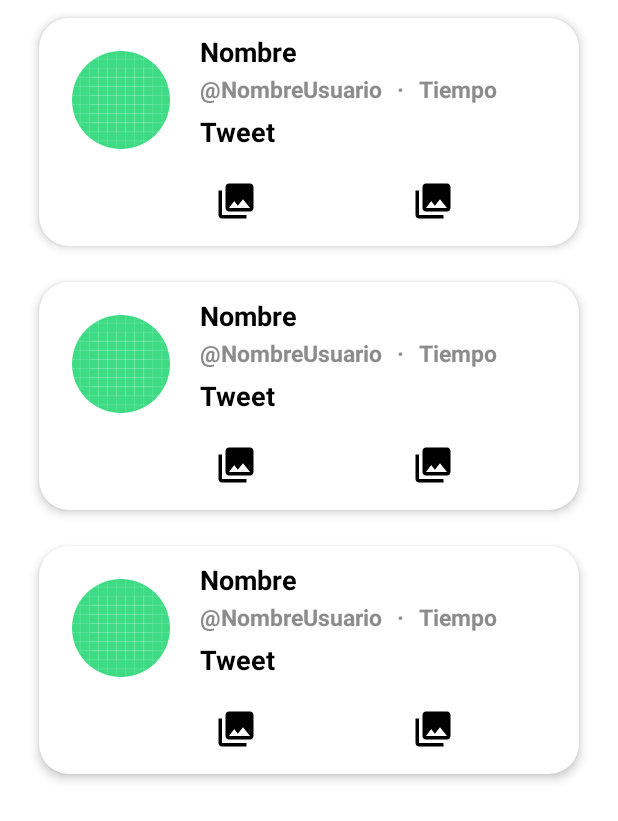
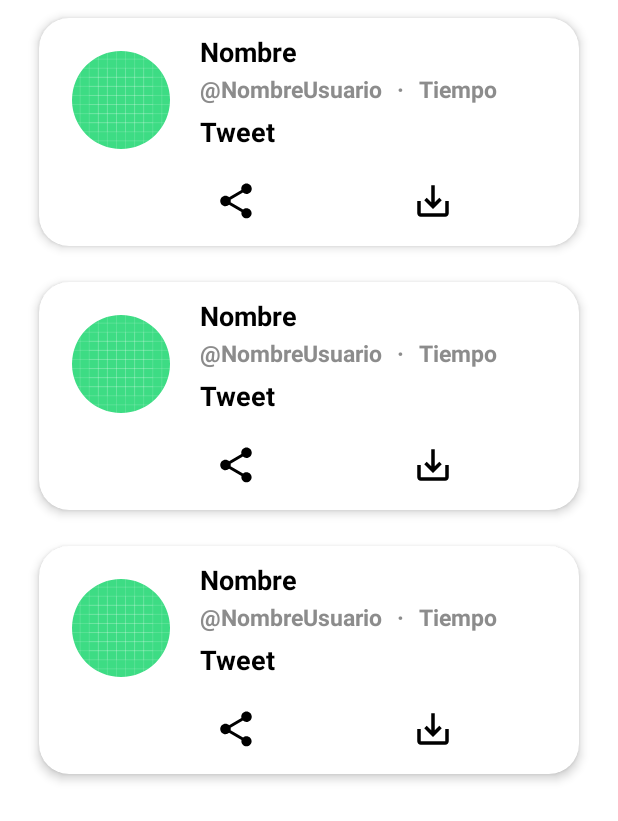
Before and after one commit to Javidroid/ParsiApp_ASEE, an Android app: the layout item_list_activity.xml on its own in the app's theme, with its tools: preview values and no code run, on a phone screen of 412 x 824 dp. Shown: the top 821 px of the screen. Run offline under Robolectric (Android 15) with nearby library versions, the phone set to English and light mode, and no system bars.

```diff
--- a/app/src/main/java/es/unex/parsiapp/twitterapi/TwitterService.java
+++ b/app/src/main/java/es/unex/parsiapp/twitterapi/TwitterService.java
@@ -1,14 +1,11 @@
 package es.unex.parsiapp.twitterapi;
 
-import java.util.List;
-
-import es.unex.parsiapp.model.Post;
 import retrofit2.Call;
 import retrofit2.http.GET;
 import retrofit2.http.Header;
 
 public interface TwitterService {
     // TODO configurar para realizar las llamadas que se requieran
-    @GET("https://api.twitter.com/2/tweets/search/recent?expansions=author_id&tweet.fields=author_id,created_at&media.fields=url&user.fields=name,username,profile_image_url&query=%23navidad&max_results=10")
+    @GET("https://api.twitter.com/2/tweets/search/recent?expansions=author_id&tweet.fields=author_id,created_at&media.fields=url&user.fields=name,username,profile_image_url&query=navidad&max_results=10")
     Call<TweetResults> tweetResults(@Header("Authorization") String authHeader);
 }
--- /dev/null
+++ b/app/src/main/res/drawable/ic_baseline_save_alt_24.xml
@@ -0,0 +1,5 @@
+<vector android:height="24dp" android:tint="#000000"
+    android:viewportHeight="24" android:viewportWidth="24"
+    android:width="24dp" xmlns:android="http://schemas.android.com/apk/res/android">
+    <path android:fillColor="@android:color/white" android:pathData="M19,12v7L5,19v-7L3,12v7c0,1.1 0.9,2 2,2h14c1.1,0 2,-0.9 2,-2v-7h-2zM13,12.67l2.59,-2.58L17,11.5l-5,5 -5,-5 1.41,-1.41L11,12.67L11,3h2z"/>
+</vector>
--- /dev/null
+++ b/app/src/main/res/drawable/ic_baseline_share_24.xml
@@ -0,0 +1,5 @@
+<vector android:height="24dp" android:tint="#000000"
+    android:viewportHeight="24" android:viewportWidth="24"
+    android:width="24dp" xmlns:android="http://schemas.android.com/apk/res/android">
+    <path android:fillColor="@android:color/white" android:pathData="M18,16.08c-0.76,0 -1.44,0.3 -1.96,0.77L8.91,12.7c0.05,-0.23 0.09,-0.46 0.09,-0.7s-0.04,-0.47 -0.09,-0.7l7.05,-4.11c0.54,0.5 1.25,0.81 2.04,0.81 1.66,0 3,-1.34 3,-3s-1.34,-3 -3,-3 -3,1.34 -3,3c0,0.24 0.04,0.47 0.09,0.7L8.04,9.81C7.5,9.31 6.79,9 6,9c-1.66,0 -3,1.34 -3,3s1.34,3 3,3c0.79,0 1.5,-0.31 2.04,-0.81l7.12,4.16c-0.05,0.21 -0.08,0.43 -0.08,0.65 0,1.61 1.31,2.92 2.92,2.92 1.61,0 2.92,-1.31 2.92,-2.92s-1.31,-2.92 -2.92,-2.92z"/>
+</vector>
--- a/app/src/main/res/layout/list_tweet.xml
+++ b/app/src/main/res/layout/list_tweet.xml
@@ -132,7 +132,7 @@
                         android:layout_height="48dp"
                         android:layout_alignParentStart="true"
                         android:layout_alignParentTop="true"
-                        app:srcCompat="@drawable/ic_menu_gallery"
+                        app:srcCompat="@drawable/ic_baseline_share_24"
                         android:scaleType="centerCrop"
                         android:backgroundTint="@color/material_dynamic_neutral100"
                         android:contentDescription="@string/compartir" />
@@ -145,7 +145,7 @@
                         android:layout_alignParentEnd="true"
                         android:layout_alignParentTop="true"
                         android:textAlignment="@+id/buttons"
-                        app:srcCompat="@drawable/ic_menu_gallery"
+                        app:srcCompat="@drawable/ic_baseline_save_alt_24"
                         android:scaleType="centerCrop"
                         android:backgroundTint="@color/material_dynamic_neutral100"
                         android:contentDescription="@string/guardartweet" />
```
Also changed, not shown: app/src/main/java/es/unex/parsiapp/MenuLateralActivity.java (+1 -50 lines), app/src/main/java/es/unex/parsiapp/ui/home/HomeFragment.java (+45 -3 lines).
